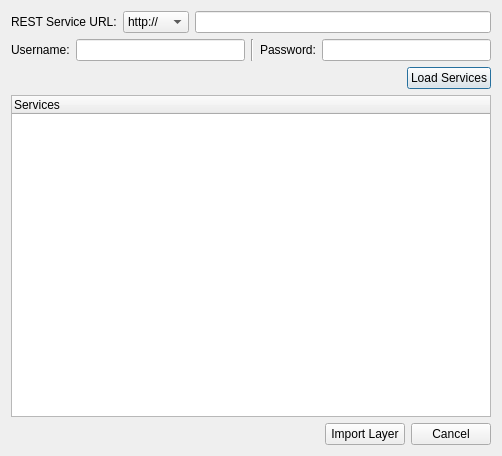
The window that ui_connector.ui (geometalab/ArcGISConnector-QGIS-Plugin) describes before a commit, drawn with Qt 5.
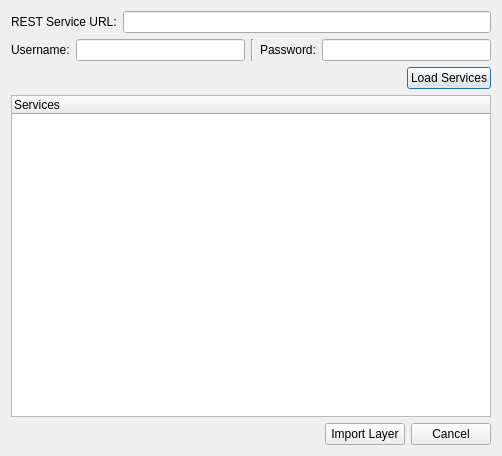
The same window after the commit.

Commit message: end state commit

What changed in the file:
```diff
--- a/ui_connector.ui
+++ b/ui_connector.ui
@@ -25,23 +25,9 @@
          </property>
         </widget>
        </item>
-       <item row="0" column="2">
+       <item row="0" column="1">
         <widget class="QLineEdit" name="serviceURL"/>
        </item>
-       <item row="0" column="1">
-        <widget class="QComboBox" name="protocol">
-         <item>
-          <property name="text">
-           <string>http://</string>
-          </property>
-         </item>
-         <item>
-          <property name="text">
-           <string>https://</string>
-          </property>
-         </item>
-        </widget>
-       </item>
       </layout>
      </item>
      <item>
```
Left out of the diff: 1 changed line with no effect on the pictures. The commit also changes 2 other files.
